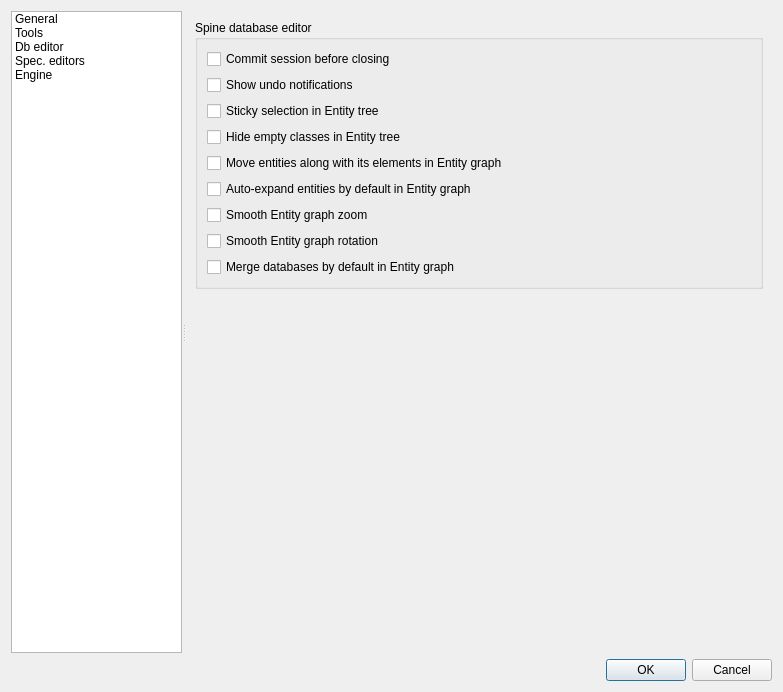
Old version of the form spinetoolbox/ui/settings.ui in the repository spine-tools/Spine-Toolbox.
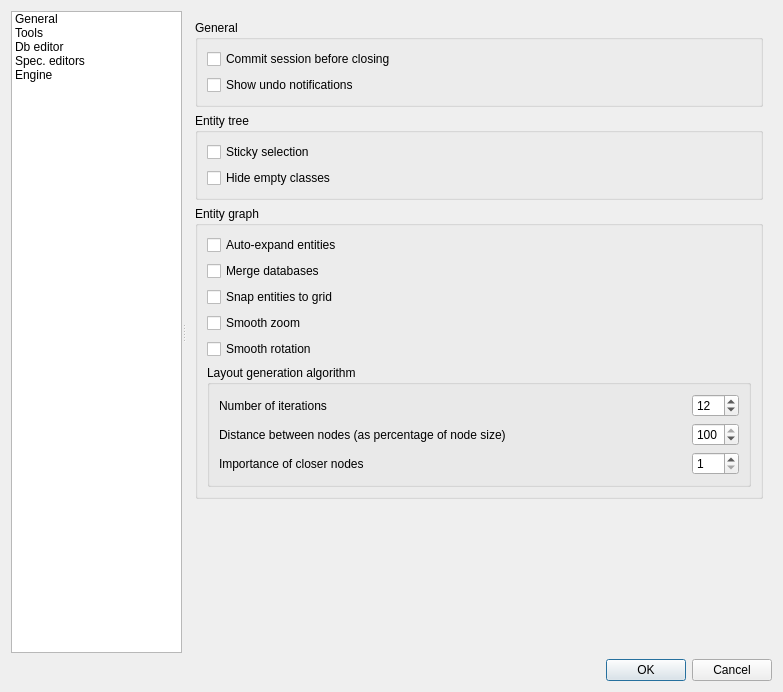
New version of the form. The open tabs and pages were chosen to show the change. Icons and pictures are not drawn. Custom widgets are drawn as their Qt base class.

Commit message:
Expose layout generation algorithm parameters for entity graph
Re #2297

Also, add option to snap items to grid and to select name parameter.

The edit to the form file:
```diff
--- a/spinetoolbox/ui/settings.ui
+++ b/spinetoolbox/ui/settings.ui
@@ -1065,7 +1065,7 @@
            </sizepolicy>
           </property>
           <property name="title">
-           <string>Spine database editor</string>
+           <string>General</string>
           </property>
           <layout class="QVBoxLayout" name="verticalLayout_4">
            <property name="spacing">
@@ -1091,62 +1091,152 @@
              </property>
             </widget>
            </item>
+          </layout>
+         </widget>
+        </item>
+        <item>
+         <widget class="QGroupBox" name="groupBox_entity_tree">
+          <property name="title">
+           <string>Entity tree</string>
+          </property>
+          <layout class="QVBoxLayout" name="verticalLayout_3">
            <item>
             <widget class="QCheckBox" name="checkBox_entity_tree_sticky_selection">
              <property name="toolTip">
               <string>&lt;html&gt;&lt;head/&gt;&lt;body&gt;&lt;p&gt;Controls how selecting items in Object tree &lt;span style=&quot; font-weight:600;&quot;&gt;using the left mouse button&lt;/span&gt; works. &lt;/p&gt;&lt;p&gt;When unchecked [default], Single selection is enabled. Pressing the Ctrl-button down enables multiple selection.&lt;/p&gt;&lt;p&gt;When checked, Multiple selection is enabled. Pressing the Ctrl-button down enables single selection.&lt;/p&gt;&lt;/body&gt;&lt;/html&gt;</string>
              </property>
              <property name="text">
-              <string>Sticky selection in Entity tree</string>
+              <string>Sticky selection</string>
              </property>
             </widget>
            </item>
            <item>
             <widget class="QCheckBox" name="checkBox_hide_empty_classes">
              <property name="text">
-              <string>Hide empty classes in Entity tree</string>
+              <string>Hide empty classes</string>
              </property>
             </widget>
            </item>
-           <item>
-            <widget class="QCheckBox" name="checkBox_entity_items_follow">
-             <property name="toolTip">
-              <string>&lt;html&gt;&lt;head/&gt;&lt;body&gt;&lt;p&gt;When checked [default], moving Object items causes connected Relationship items to follow.&lt;/p&gt;&lt;/body&gt;&lt;/html&gt;</string>
-             </property>
-             <property name="text">
-              <string>Move entities along with its elements in Entity graph</string>
-             </property>
-            </widget>
-           </item>
+          </layout>
+         </widget>
+        </item>
+        <item>
+         <widget class="QGroupBox" name="groupBox_entity_graph">
+          <property name="title">
+           <string>Entity graph</string>
+          </property>
+          <layout class="QVBoxLayout" name="verticalLayout_10">
            <item>
             <widget class="QCheckBox" name="checkBox_auto_expand_entities">
              <property name="toolTip">
               <string>&lt;html&gt;&lt;head/&gt;&lt;body&gt;&lt;p&gt;&lt;span style=&quot; font-weight:600;&quot;&gt;Checked&lt;/span&gt;: Whenever an object is included in the Entity graph, the graph automatically includes &lt;span style=&quot; font-style:italic;&quot;&gt;all&lt;/span&gt; its relationships.&lt;/p&gt;&lt;p&gt;&lt;span style=&quot; font-weight:600;&quot;&gt;Unchecked&lt;/span&gt;: Whenever &lt;span style=&quot; font-style:italic;&quot;&gt;all&lt;/span&gt; the objects in a relationship are included in the Entity graph, the graph automatically includes the relationship.&lt;/p&gt;&lt;p&gt;Note: This setting is a global default, but can be locally overriden in every Spine DB editor session.&lt;/p&gt;&lt;/body&gt;&lt;/html&gt;</string>
              </property>
              <property name="text">
-              <string>Auto-expand entities by default in Entity graph</string>
+              <string>Auto-expand entities</string>
+             </property>
+            </widget>
+           </item>
+           <item>
+            <widget class="QCheckBox" name="checkBox_merge_dbs">
+             <property name="text">
+              <string>Merge databases</string>
+             </property>
+            </widget>
+           </item>
+           <item>
+            <widget class="QCheckBox" name="checkBox_snap_entities">
+             <property name="text">
+              <string>Snap entities to grid</string>
              </property>
             </widget>
            </item>
            <item>
             <widget class="QCheckBox" name="checkBox_smooth_entity_graph_zoom">
              <property name="text">
-              <string>Smooth Entity graph zoom</string>
+              <string>Smooth zoom</string>
              </property>
             </widget>
            </item>
            <item>
             <widget class="QCheckBox" name="checkBox_smooth_entity_graph_rotation">
              <property name="text">
-              <string>Smooth Entity graph rotation</string>
+              <string>Smooth rotation</string>
              </property>
             </widget>
            </item>
            <item>
-            <widget class="QCheckBox" name="checkBox_merge_dbs">
-             <property name="text">
-              <string>Merge databases by default in Entity graph</string>
+            <widget class="QGroupBox" name="groupBox">
+             <property name="title">
+              <string>Layout generation algorithm</string>
              </property>
+             <layout class="QGridLayout" name="gridLayout_6">
+              <item row="3" column="1">
+               <widget class="QSpinBox" name="spinBox_layout_algo_neg_weight_exp">
+                <property name="minimum">
+                 <number>1</number>
+                </property>
+                <property name="maximum">
+                 <number>100</number>
+                </property>
+               </widget>
+              </item>
+              <item row="0" column="0">
+               <widget class="QLabel" name="label_6">
+                <property name="sizePolicy">
+                 <sizepolicy hsizetype="Expanding" vsizetype="Preferred">
+                  <horstretch>0</horstretch>
+                  <verstretch>0</verstretch>
+                 </sizepolicy>
+                </property>
+                <property name="text">
+                 <string>Number of iterations</string>
+                </property>
+               </widget>
+              </item>
+              <item row="1" column="0">
+               <widget class="QLabel" name="label_10">
+                <property name="text">
+                 <string>Distance between nodes (as percentage of node size)</string>
+                </property>
+               </widget>
+              </item>
+              <item row="3" column="0">
+               <widget class="QLabel" name="label_16">
+                <property name="text">
+                 <string>Importance of closer nodes</string>
+                </property>
+               </widget>
+              </item>
+              <item row="0" column="1">
+               <widget class="QSpinBox" name="spinBox_layout_algo_max_iterations">
+                <property name="suffix">
+                 <string/>
+                </property>
+                <property name="minimum">
+                 <number>1</number>
+                </property>
+                <property name="maximum">
+                 <number>100</number>
+                </property>
+                <property name="value">
+                 <number>12</number>
+                </property>
+               </widget>
+              </item>
+              <item row="1" column="1">
+               <widget class="QSpinBox" name="spinBox_layout_algo_spread_factor">
+                <property name="minimum">
+                 <number>1</number>
+                </property>
+                <property name="maximum">
+                 <number>100</number>
+                </property>
+                <property name="value">
+                 <number>100</number>
+                </property>
+               </widget>
+              </item>
+             </layout>
             </widget>
            </item>
           </layout>
```
Left out of the diff: 27 changed lines with no effect on the pictures. The commit also changes 6 other files.
